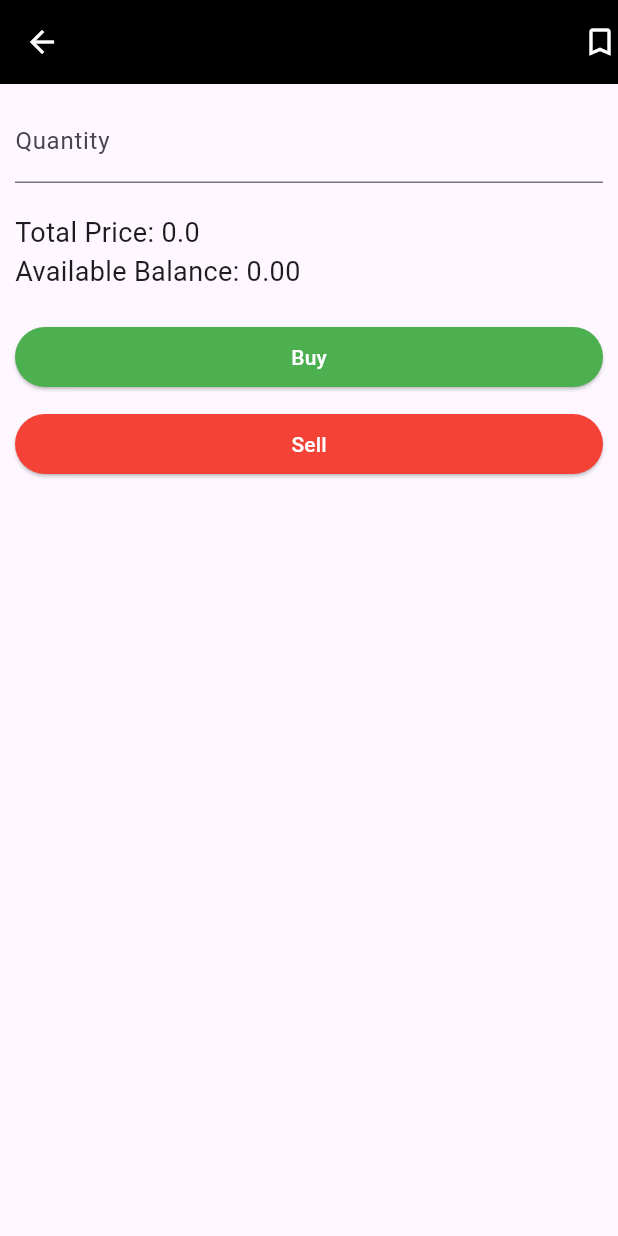
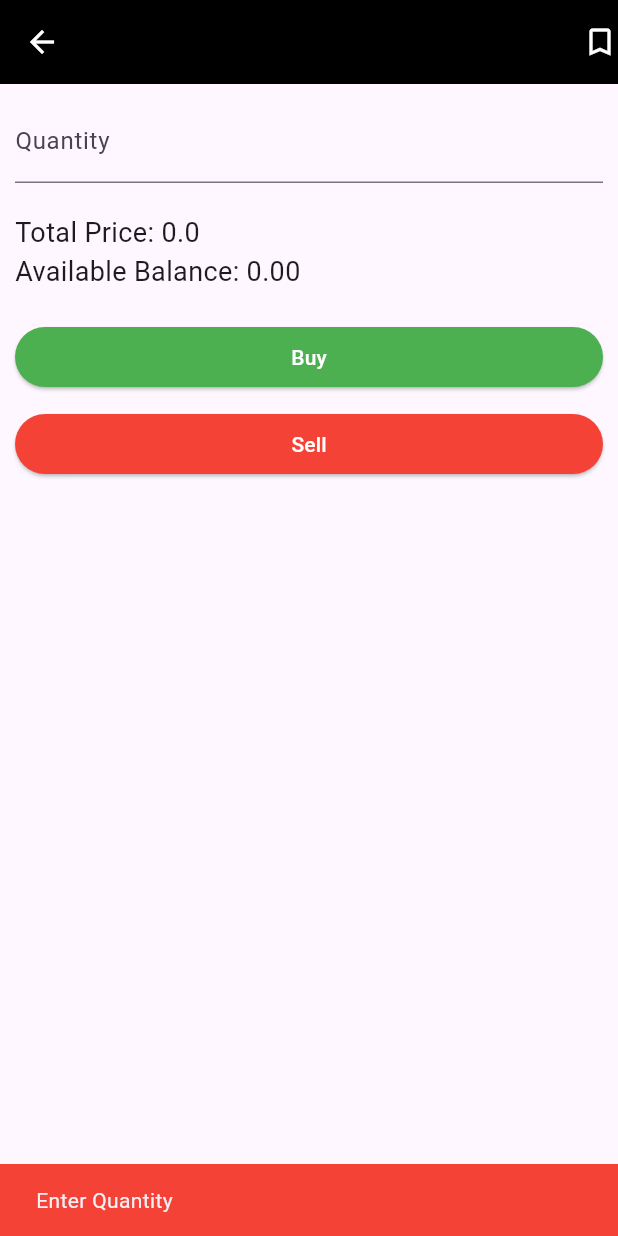
Before and after one commit to DINESH-JUMANI/Stockphoria, a Flutter app: the BuySell screen opened directly with empty values, after a tap on "Sell", on a phone screen of 412 x 824 dp. Run offline on Flutter 3.47's test engine with Material 3 defaults, Android fonts, the phone set to English and light mode, and no system bars; our stand-ins replace cloud_firestore, firebase_auth, firebase_core, flutter_riverpod, flutter_spinkit; accounts and stored records are empty; network calls fail.

Commit message:
Implemented Buy/sell Logic

```diff
--- a/stock_app/lib/screens/buy_sell.dart
+++ b/stock_app/lib/screens/buy_sell.dart
@@ -20,9 +20,24 @@ class _BuySellState extends ConsumerState<BuySell> {
   final _quantityController = TextEditingController();
 
   void _buyStock() {
+    if (_quantityController.text.isEmpty) {
+      ScaffoldMessenger.of(context).clearSnackBars();
+      ScaffoldMessenger.of(context).showSnackBar(
+        const SnackBar(
+          backgroundColor: Colors.red,
+          content: Text('Enter Quantity'),
+        ),
+      );
+      return;
+    }
+    double amountAvailable = ref.watch(balanceProvider);
     double totalPrice =
         widget.stock.price * double.parse(_quantityController.text);
-    double amountAvailable = ref.watch(balanceProvider);
+    String stockName = widget.stock.longName;
+    int quantityBuyed = int.parse(_quantityController.text);
+    double buyingPrice = widget.stock.price;
+    bool isPresent = false;
+
     if (totalPrice > amountAvailable) {
       ScaffoldMessenger.of(context).clearSnackBars();
       ScaffoldMessenger.of(context).showSnackBar(
@@ -33,25 +48,115 @@ class _BuySellState extends ConsumerState<BuySell> {
       );
       return;
     }
+    ref.watch(balanceProvider.notifier).remove(totalPrice.toString());
 
-    ref.watch(buyedStocksProvider.notifier).add(BuyedStocksModel(
-        stockName: widget.stock.longName,
-        buyingPrice: widget.stock.price,
-        quantityBuyed: int.parse(_quantityController.text),
-        totalAmount: totalPrice));
+    for (var element in ref.watch(buyedStocksProvider)) {
+      if (element.stockName == widget.stock.longName) {
+        buyingPrice = ((element.buyingPrice * element.quantityBuyed) +
+                (buyingPrice * quantityBuyed)) /
+            (quantityBuyed + element.quantityBuyed);
+        quantityBuyed += element.quantityBuyed;
+        totalPrice += element.totalAmount;
+        BuyedStocksModel stock = BuyedStocksModel(
+            stockName: stockName,
+            buyingPrice: buyingPrice,
+            quantityBuyed: quantityBuyed,
+            totalAmount: totalPrice);
+        ref.watch(buyedStocksProvider.notifier).remove(stock);
+        ref.watch(buyedStocksProvider.notifier).add(stock);
+        isPresent = true;
+        break;
+      }
+    }
 
-    ref.watch(balanceProvider.notifier).remove(totalPrice.toString());
+    if (!isPresent) {
+      BuyedStocksModel stock = BuyedStocksModel(
+          stockName: stockName,
+          buyingPrice: buyingPrice,
+          quantityBuyed: quantityBuyed,
+          totalAmount: totalPrice);
+      ref.watch(buyedStocksProvider.notifier).add(stock);
+    }
 
     ScaffoldMessenger.of(context).clearSnackBars();
     ScaffoldMessenger.of(context).showSnackBar(
       SnackBar(
-        backgroundColor: Colors.red,
+        backgroundColor: Colors.green,
         content: Text('Successfully buyed ${_quantityController.text}'),
       ),
     );
   }
 
-  void _sellStock() {}
+  void _sellStock() {
+    if (_quantityController.text.isEmpty) {
+      ScaffoldMessenger.of(context).clearSnackBars();
+      ScaffoldMessenger.of(context).showSnackBar(
+        const SnackBar(
+          backgroundColor: Colors.red,
+          content: Text('Enter Quantity'),
+        ),
+      );
+      return;
+    }
+    double totalPrice =
+        widget.stock.price * double.parse(_quantityController.text);
+    String stockName = widget.stock.longName;
+    int quantityBuyed = int.parse(_quantityController.text);
+    double buyingPrice = widget.stock.price;
+    bool isPresent = false;
+    double earnedMoney = quantityBuyed * widget.stock.price;
+
+    for (var element in ref.watch(buyedStocksProvider)) {
+      if (element.stockName == widget.stock.longName) {
+        if (element.quantityBuyed < quantityBuyed) {
+          ScaffoldMessenger.of(context).clearSnackBars();
+          ScaffoldMessenger.of(context).showSnackBar(
+            const SnackBar(
+              backgroundColor: Colors.red,
+              content: Text('Insufficient Quantity'),
+            ),
+          );
+          return;
+        }
+        quantityBuyed = element.quantityBuyed - quantityBuyed;
+
+        totalPrice = element.buyingPrice * quantityBuyed;
+        BuyedStocksModel stock = BuyedStocksModel(
+            stockName: stockName,
+            buyingPrice: buyingPrice,
+            quantityBuyed: quantityBuyed,
+            totalAmount: totalPrice);
+
+        ref.watch(buyedStocksProvider.notifier).remove(stock);
+        ref.watch(buyedStocksProvider.notifier).add(stock);
+        ref.watch(balanceProvider.notifier).add(earnedMoney.toString());
+        isPresent = true;
+        if (quantityBuyed == 0) {
+          ref.watch(buyedStocksProvider.notifier).remove(stock);
+        }
+      }
+    }
+    if (isPresent) {
+      ScaffoldMessenger.of(context).clearSnackBars();
+      ScaffoldMessenger.of(context).showSnackBar(
+        SnackBar(
+          backgroundColor: Colors.green,
+          content: Text('Sold ${_quantityController.text} Stocks'),
+        ),
+      );
+      return;
+    }
+    if (!isPresent) {
+      ScaffoldMessenger.of(context).clearSnackBars();
+      ScaffoldMessenger.of(context).showSnackBar(
+        const SnackBar(
+          backgroundColor: Colors.red,
+          content: Text('No stocks found'),
+        ),
+      );
+      return;
+    }
+  }
 
   void onClick() {
     setState(() {
```
